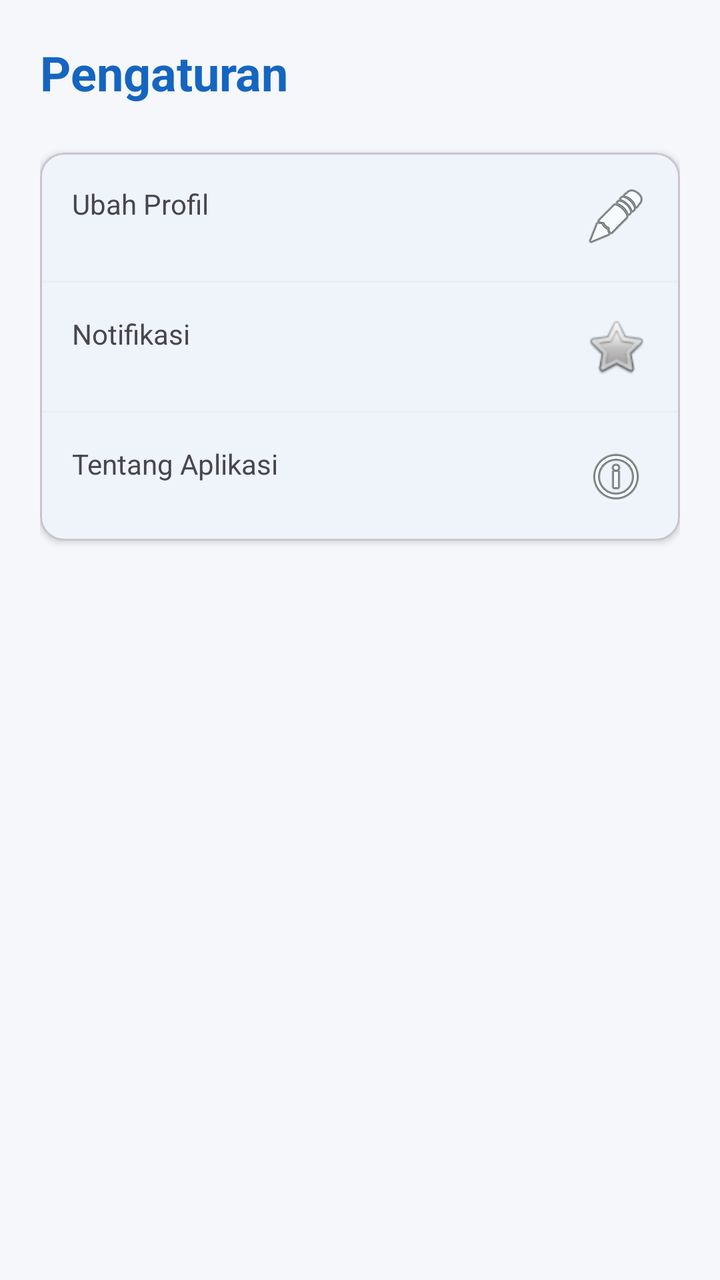
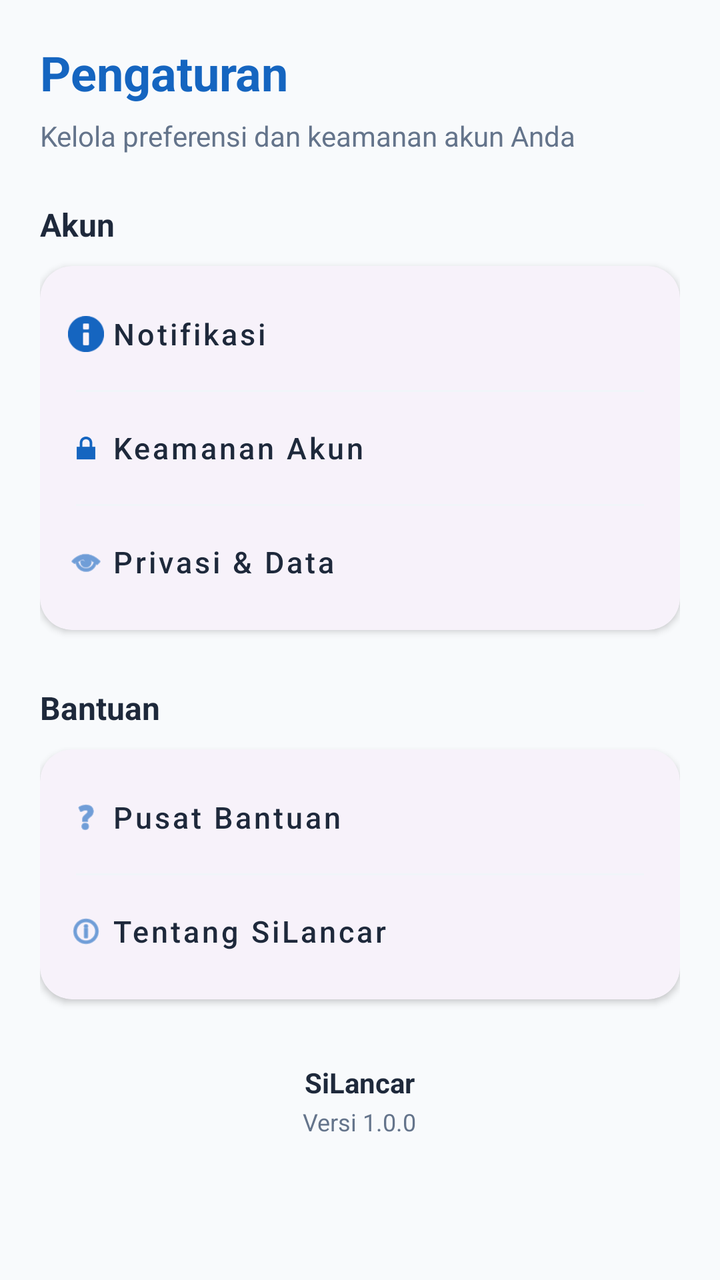

Two renders of the same Android screen: before a commit and after it. Below are the layout's source before the change and the commit's diff.
<!-- AndroidManifest.xml: application theme Theme.SiLancarApps -->
<!-- res/layout/fragment_settings.xml -->
<?xml version="1.0" encoding="utf-8"?>
<LinearLayout xmlns:android="http://schemas.android.com/apk/res/android"
    xmlns:app="http://schemas.android.com/apk/res-auto"
    android:layout_width="match_parent"
    android:layout_height="match_parent"
    android:orientation="vertical"
    android:padding="20dp"
    android:background="#F5F7FA">

    <TextView
        android:layout_width="wrap_content"
        android:layout_height="wrap_content"
        android:text="Pengaturan"
        android:textSize="24sp"
        android:textStyle="bold"
        android:textColor="#1565C0"
        android:layout_marginBottom="24dp"/>

    <com.google.android.material.card.MaterialCardView
        android:layout_width="match_parent"
        android:layout_height="wrap_content"
        app:cardCornerRadius="12dp"
        app:cardElevation="2dp">

        <LinearLayout
            android:layout_width="match_parent"
            android:layout_height="wrap_content"
            android:orientation="vertical">

            <TextView
                android:layout_width="match_parent"
                android:layout_height="wrap_content"
                android:padding="16dp"
                android:text="Ubah Profil"
                android:drawableEnd="@android:drawable/ic_menu_edit" />

            <View
                android:layout_width="match_parent"
                android:layout_height="1dp"
                android:background="#EEEEEE" />

            <TextView
                android:layout_width="match_parent"
                android:layout_height="wrap_content"
                android:padding="16dp"
                android:text="Notifikasi"
                android:drawableEnd="@android:drawable/btn_star" />

            <View
                android:layout_width="match_parent"
                android:layout_height="1dp"
                android:background="#EEEEEE" />

            <TextView
                android:layout_width="match_parent"
                android:layout_height="wrap_content"
                android:padding="16dp"
                android:text="Tentang Aplikasi"
                android:drawableEnd="@android:drawable/ic_menu_info_details" />

        </LinearLayout>

    </com.google.android.material.card.MaterialCardView>

</LinearLayout>
<!-- resources referenced by this layout -->
<resources>
  <style name="Theme.SiLancarApps" parent="Base.Theme.SiLancarApps" />
  <style name="Base.Theme.SiLancarApps" parent="Theme.Material3.DayNight.NoActionBar">
          
          <item name="colorPrimary">@color/primary</item>
          <item name="colorSecondary">@color/secondary</item>
          <item name="android:windowBackground">@color/background</item>
          <item name="colorSurface">@color/surface</item>
      </style>
  <color name="primary">#1565C0</color>
  <color name="secondary">#2196F3</color>
  <color name="background">#F8FAFC</color>
  <color name="surface">#FFFFFF</color>
</resources>

<!-- the commit's change to res/layout/fragment_settings.xml (unified diff, before → after) -->
@@ -5,7 +5,11 @@
     android:layout_height="match_parent"
     android:orientation="vertical"
     android:padding="20dp"
-    android:background="#F5F7FA">
+    android:background="@color/background">
+
+    
+    
+    
 
     <TextView
         android:layout_width="wrap_content"
@@ -13,53 +17,195 @@
         android:text="Pengaturan"
         android:textSize="24sp"
         android:textStyle="bold"
-        android:textColor="#1565C0"
-        android:layout_marginBottom="24dp"/>
+        android:textColor="@color/primary"
+        android:layout_marginBottom="6dp" />
+
+    <TextView
+        android:layout_width="wrap_content"
+        android:layout_height="wrap_content"
+        android:text="Kelola preferensi dan keamanan akun Anda"
+        android:textSize="14sp"
+        android:textColor="@color/text_secondary"
+        android:layout_marginBottom="24dp" />
+
+
+    
+    
+    
+
+    <TextView
+        android:layout_width="wrap_content"
+        android:layout_height="wrap_content"
+        android:text="Akun"
+        android:textSize="16sp"
+        android:textStyle="bold"
+        android:textColor="@color/text_primary"
+        android:layout_marginBottom="10dp" />
 
     <com.google.android.material.card.MaterialCardView
+        style="@style/Widget.SiLancar.Card"
         android:layout_width="match_parent"
         android:layout_height="wrap_content"
-        app:cardCornerRadius="12dp"
+        app:cardCornerRadius="16dp"
         app:cardElevation="2dp">
 
         <LinearLayout
             android:layout_width="match_parent"
             android:layout_height="wrap_content"
-            android:orientation="vertical">
-
-            <TextView
-                android:layout_width="match_parent"
-                android:layout_height="wrap_content"
-                android:padding="16dp"
-                android:text="Ubah Profil"
-                android:drawableEnd="@android:drawable/ic_menu_edit" />
+            android:orientation="vertical"
+            android:padding="6dp">
+
+            
+
+            <com.google.android.material.button.MaterialButton
+                android:id="@+id/btnNotification"
+                style="@style/Widget.MaterialComponents.Button.TextButton"
+                android:layout_width="match_parent"
+                android:layout_height="56dp"
+                android:gravity="start|center_vertical"
+                android:text="Notifikasi"
+                android:textColor="@color/text_primary"
+                android:textSize="15sp"
+                android:textAllCaps="false"
+                app:icon="@android:drawable/ic_dialog_info"
+                app:iconTint="@color/primary" />
 
             <View
                 android:layout_width="match_parent"
                 android:layout_height="1dp"
-                android:background="#EEEEEE" />
-
-            <TextView
-                android:layout_width="match_parent"
-                android:layout_height="wrap_content"
-                android:padding="16dp"
-                android:text="Notifikasi"
-                android:drawableEnd="@android:drawable/btn_star" />
+                android:layout_marginHorizontal="12dp"
+                android:background="#F1F5F9" />
+
+            
+
+            <com.google.android.material.button.MaterialButton
+                android:id="@+id/btnSecurity"
+                style="@style/Widget.MaterialComponents.Button.TextButton"
+                android:layout_width="match_parent"
+                android:layout_height="56dp"
+                android:gravity="start|center_vertical"
+                android:text="Keamanan Akun"
+                android:textColor="@color/text_primary"
+                android:textSize="15sp"
+                android:textAllCaps="false"
+                app:icon="@android:drawable/ic_lock_lock"
+                app:iconTint="@color/primary" />
 
             <View
                 android:layout_width="match_parent"
                 android:layout_height="1dp"
-                android:background="#EEEEEE" />
-
-            <TextView
-                android:layout_width="match_parent"
-                android:layout_height="wrap_content"
-                android:padding="16dp"
-                android:text="Tentang Aplikasi"
-                android:drawableEnd="@android:drawable/ic_menu_info_details" />
+                android:layout_marginHorizontal="12dp"
+                android:background="#F1F5F9" />
+
+            
+
+            <com.google.android.material.button.MaterialButton
+                android:id="@+id/btnPrivacy"
+                style="@style/Widget.MaterialComponents.Button.TextButton"
+                android:layout_width="match_parent"
+                android:layout_height="56dp"
+                android:gravity="start|center_vertical"
+                android:text="Privasi &amp; Data"
+                android:textColor="@color/text_primary"
+                android:textSize="15sp"
+                android:textAllCaps="false"
+                app:icon="@android:drawable/ic_menu_view"
+                app:iconTint="@color/primary" />
 
         </LinearLayout>
 
     </com.google.android.material.card.MaterialCardView>
 
+
+    
+    
+    
+
+    <TextView
+        android:layout_width="wrap_content"
+        android:layout_height="wrap_content"
+        android:text="Bantuan"
+        android:textSize="16sp"
+        android:textStyle="bold"
+        android:textColor="@color/text_primary"
+        android:layout_marginTop="28dp"
+        android:layout_marginBottom="10dp" />
+
+    <com.google.android.material.card.MaterialCardView
+        style="@style/Widget.SiLancar.Card"
+        android:layout_width="match_parent"
+        android:layout_height="wrap_content"
+        app:cardCornerRadius="16dp"
+        app:cardElevation="2dp">
+
+        <LinearLayout
+            android:layout_width="match_parent"
+            android:layout_height="wrap_content"
+            android:orientation="vertical"
+            android:padding="6dp">
+
+            
+
+            <com.google.android.material.button.MaterialButton
+                android:id="@+id/btnHelp"
+                style="@style/Widget.MaterialComponents.Button.TextButton"
+                android:layout_width="match_parent"
+                android:layout_height="56dp"
+                android:gravity="start|center_vertical"
+                android:text="Pusat Bantuan"
+                android:textColor="@color/text_primary"
+                android:textSize="15sp"
+                android:textAllCaps="false"
+                app:icon="@android:drawable/ic_menu_help"
+                app:iconTint="@color/primary" />
+
+            <View
+                android:layout_width="match_parent"
+                android:layout_height="1dp"
+                android:layout_marginHorizontal="12dp"
+                android:background="#F1F5F9" />
+
+            
+
+            <com.google.android.material.button.MaterialButton
+                android:id="@+id/btnAbout"
+                style="@style/Widget.MaterialComponents.Button.TextButton"
+                android:layout_width="match_parent"
+                android:layout_height="56dp"
+                android:gravity="start|center_vertical"
+                android:text="Tentang SiLancar"
+                android:textColor="@color/text_primary"
+                android:textSize="15sp"
+                android:textAllCaps="false"
+                app:icon="@android:drawable/ic_menu_info_details"
+                app:iconTint="@color/primary" />
+
+        </LinearLayout>
+
+    </com.google.android.material.card.MaterialCardView>
+
+
+    
+    
+    
+
+    <TextView
+        android:layout_width="wrap_content"
+        android:layout_height="wrap_content"
+        android:layout_gravity="center_horizontal"
+        android:layout_marginTop="32dp"
+        android:text="SiLancar"
+        android:textColor="@color/text_primary"
+        android:textSize="14sp"
+        android:textStyle="bold" />
+
+    <TextView
+        android:layout_width="wrap_content"
+        android:layout_height="wrap_content"
+        android:layout_gravity="center_horizontal"
+        android:layout_marginTop="2dp"
+        android:text="Versi 1.0.0"
+        android:textColor="@color/text_secondary"
+        android:textSize="12sp" />
+
 </LinearLayout>
<!-- resource entries referenced after the edit -->
@@ -9,6 +9,12 @@
           <item name="colorSurface">@color/surface</item>
       </style>
   <color name="primary">#1565C0</color>
+  <color name="text_primary">#1E293B</color>
+  <color name="text_secondary">#64748B</color>
+  <style name="Widget.SiLancar.Card" parent="Widget.Material3.CardView.Elevated">
+          <item name="cardCornerRadius">20dp</item>
+          <item name="cardElevation">2dp</item>
+      </style>
   <color name="secondary">#2196F3</color>
   <color name="background">#F8FAFC</color>
   <color name="surface">#FFFFFF</color>
